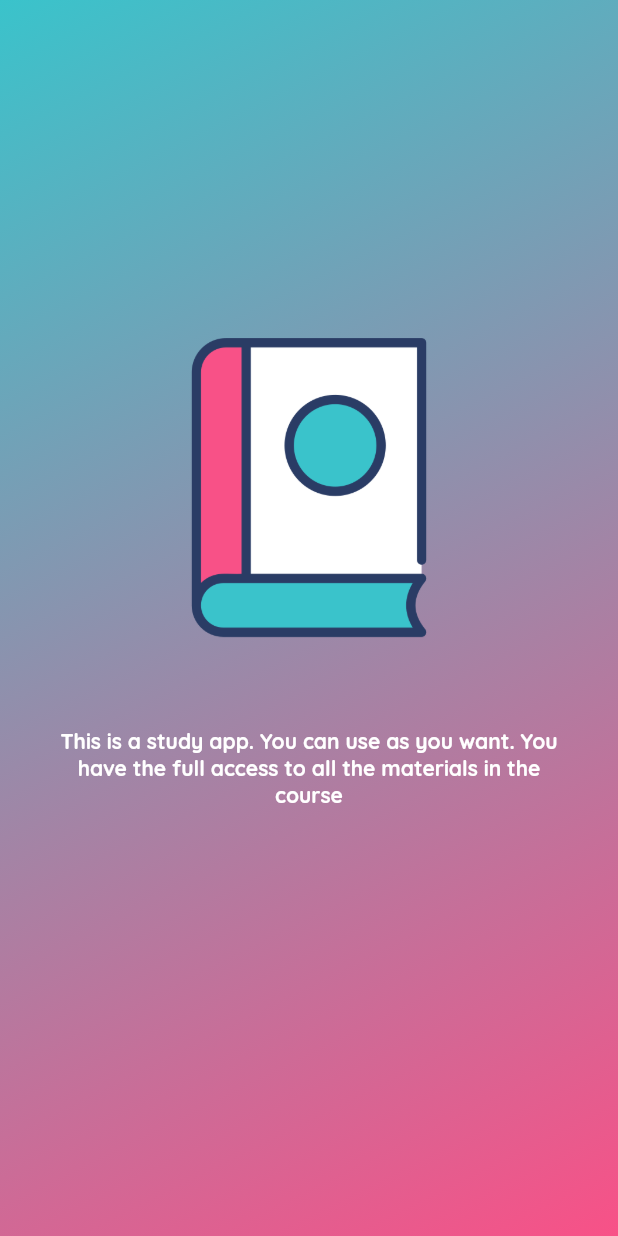
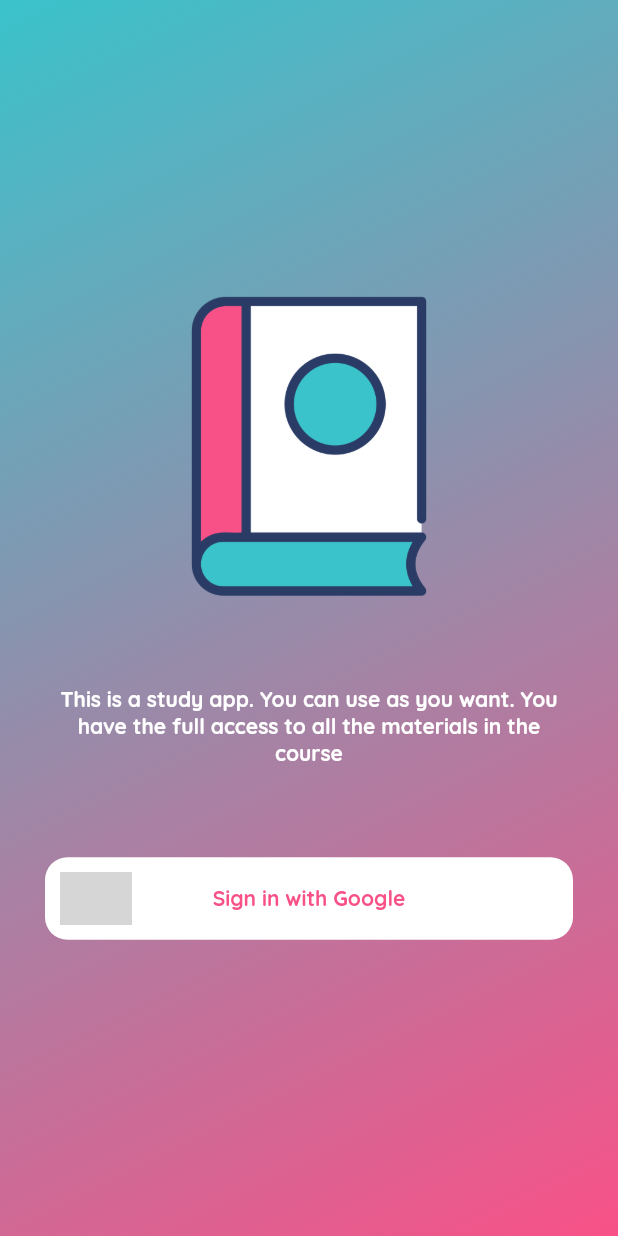
Before and after one commit to avi-kr/flutterstudyapp, a Flutter app: the LoginScreen screen opened by its route, on a phone screen of 412 x 824 dp. Run offline on Flutter 3.47's test engine with Material 2 defaults, Android fonts, the phone set to English and light mode, and no system bars; our stand-ins replace cached_network_image, cloud_firestore, firebase_auth, firebase_core, firebase_storage, flutter_svg and 5 more; accounts and stored records are empty; project files that could hold a hidden picture were left out; grey boxes are pictures that could not be loaded.

Commit message:
login button modified; main button widget created

```diff
--- a/lib/screens/login/login_screen.dart
+++ b/lib/screens/login/login_screen.dart
@@ -1,6 +1,8 @@
 import 'package:flutter/cupertino.dart';
 import 'package:flutter/material.dart';
 import 'package:flutter_study_app/configs/themes/app_colors.dart';
+import 'package:flutter_study_app/widgets/common/main_button.dart';
+import 'package:flutter_svg/flutter_svg.dart';
 
 class LoginScreen extends StatelessWidget {
   const LoginScreen({Key? key}) : super(key: key);
@@ -33,11 +35,23 @@ class LoginScreen extends StatelessWidget {
                 textAlign: TextAlign.center,
               ),
             ),
-            GestureDetector(
-              onTap: (){},
+            MainButton(
+              onTap: () {},
               child: Stack(
                 children: [
-                  // Positioned(child: child)
+                  Positioned(
+                      child: SvgPicture.asset("assets/icons/google.svg"),
+                  top: 0,
+                  left: 0,
+                  bottom: 0,),
+                  Center(
+                    child: Text(
+                      "Sign in with Google",
+                      style: TextStyle(
+                          color: Theme.of(context).primaryColor,
+                          fontWeight: FontWeight.bold),
+                    ),
+                  )
                 ],
               ),
             )
--- /dev/null
+++ b/lib/widgets/common/main_button.dart
@@ -0,0 +1,52 @@
+import 'package:flutter/cupertino.dart';
+import 'package:flutter/material.dart';
+import 'package:flutter_study_app/configs/themes/app_colors.dart';
+
+class MainButton extends StatelessWidget {
+  final String title;
+  final VoidCallback onTap;
+  bool enabled = true;
+  final Widget? child;
+  final Color? color;
+
+  MainButton({
+    Key? key,
+    this.title = '',
+    required this.onTap,
+    this.enabled = true,
+    this.child,
+    this.color,
+  }) : super(key: key);
+
+  @override
+  Widget build(BuildContext context) {
+    return Material(
+      type: MaterialType.transparency,
+      child: SizedBox(
+        height: 55,
+        child: InkWell(
+          onTap: enabled == false ? null : onTap,
+          child: Container(
+            decoration: BoxDecoration(
+                borderRadius: BorderRadius.circular(15),
+                color: color ?? Theme.of(context).cardColor),
+            width: double.maxFinite,
+            child: Padding(
+              padding: const EdgeInsets.all(10.0),
+              child: child ??
+                  Center(
+                    child: Text(
+                      title,
+                      style: const TextStyle(
+                        fontWeight: FontWeight.bold,
+                        color: onSurfaceTextColor,
+                      ),
+                    ),
+                  ),
+            ),
+          ),
+        ),
+      ),
+    );
+  }
+}
```
